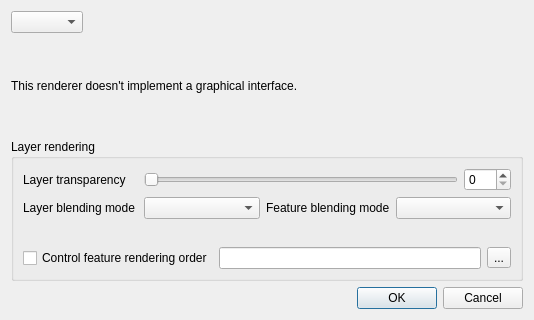
First picture: the form in src/ui/qgsrendererv2propsdialogbase.ui, repository qgis/QGIS, before the edit.
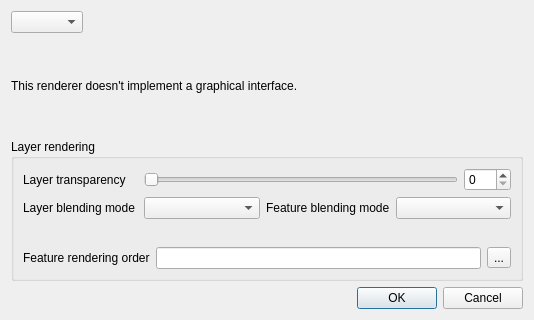
Second picture: the form after the edit. Custom widgets are drawn as their Qt base class.

Commit message: Remove the checkbox 'Control feature rendering order' (fixes #14323) Replaced it with a label instead.

```diff
--- a/src/ui/qgsrendererv2propsdialogbase.ui
+++ b/src/ui/qgsrendererv2propsdialogbase.ui
@@ -146,9 +146,9 @@
       <item row="3" column="0" colspan="4">
        <layout class="QHBoxLayout" name="horizontalLayout_3">
         <item>
-         <widget class="QCheckBox" name="checkboxEnableOrderBy">
+         <widget class="QLabel" name="lblFeatureRenderingOrder">
           <property name="text">
-           <string>Control feature rendering order</string>
+           <string>Feature rendering order</string>
           </property>
          </widget>
         </item>
```
The commit also changes 1 other file.
